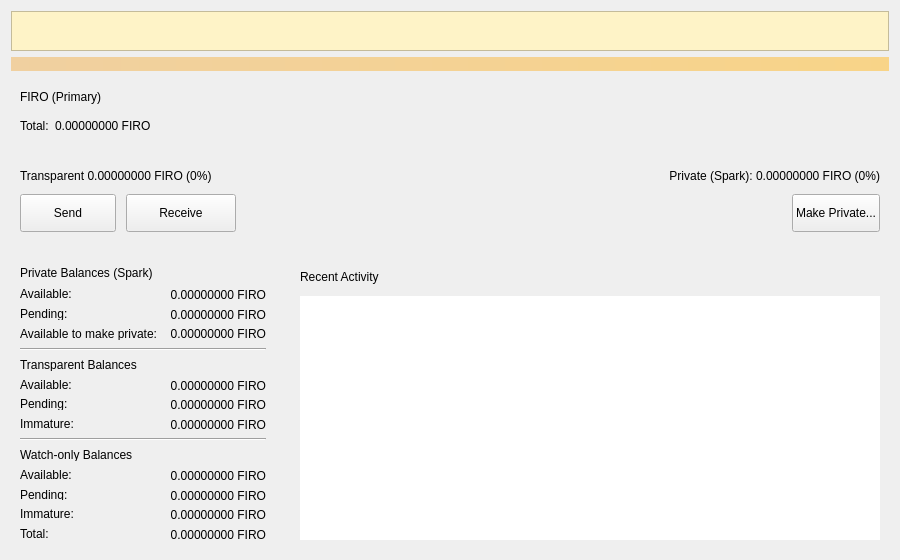
Before: the Qt Designer form src/qt/forms/overviewpage.ui in firoorg/firo, drawn with Qt 5.
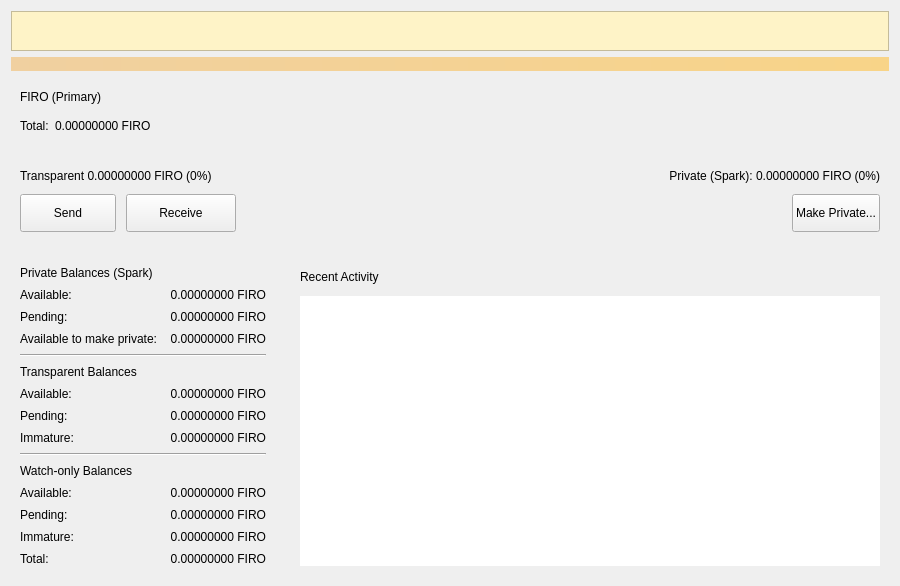
After: the same form once the commit is applied. Icons and pictures are not drawn.

Commit message: Qt: let Recent Activity scroll instead of clipping

```diff
--- a/src/qt/forms/overviewpage.ui
+++ b/src/qt/forms/overviewpage.ui
@@ -268,7 +268,6 @@
      <item row="1" column="0">
       <widget class="QFrame" name="detailsCard">
        <property name="frameShape"><enum>QFrame::NoFrame</enum></property>
-       <property name="minimumSize"><size><width>0</width><height>280</height></size></property>
        <layout class="QVBoxLayout" name="detailsCardLayout">
         <property name="spacing"><number>8</number></property>
         <item>
@@ -486,7 +485,6 @@
      <item row="1" column="1">
       <widget class="QFrame" name="activityCard">
        <property name="frameShape"><enum>QFrame::NoFrame</enum></property>
-       <property name="minimumSize"><size><width>0</width><height>280</height></size></property>
        <layout class="QVBoxLayout" name="activityCardLayout">
         <property name="spacing"><number>8</number></property>
         <item>
@@ -532,7 +530,7 @@
          <widget class="QListView" name="listTransactions">
           <property name="minimumSize"><size><width>0</width><height>180</height></size></property>
           <property name="frameShape"><enum>QFrame::NoFrame</enum></property>
-          <property name="verticalScrollBarPolicy"><enum>Qt::ScrollBarAlwaysOff</enum></property>
+          <property name="verticalScrollBarPolicy"><enum>Qt::ScrollBarAsNeeded</enum></property>
           <property name="horizontalScrollBarPolicy"><enum>Qt::ScrollBarAlwaysOff</enum></property>
           <property name="selectionMode"><enum>QAbstractItemView::NoSelection</enum></property>
          </widget>
```
Left out of the diff: 1 changed line with no effect on the pictures. The commit also changes 2 other files.
